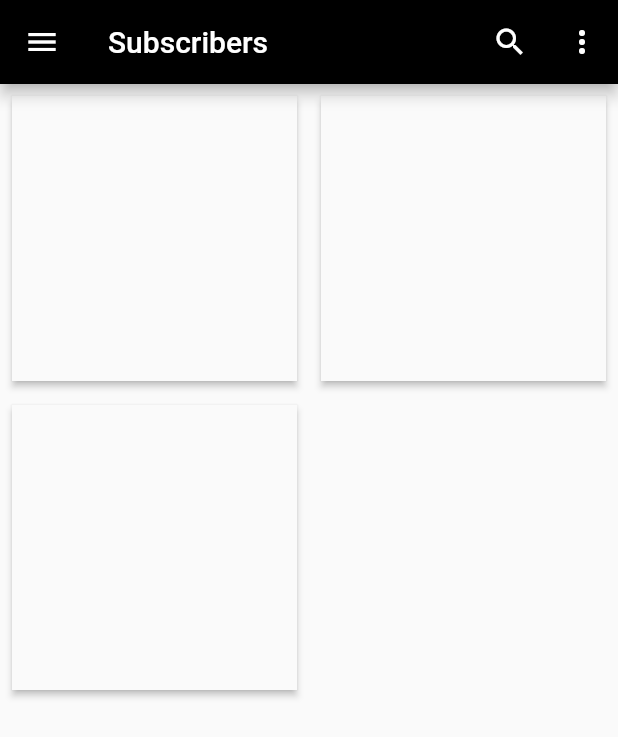
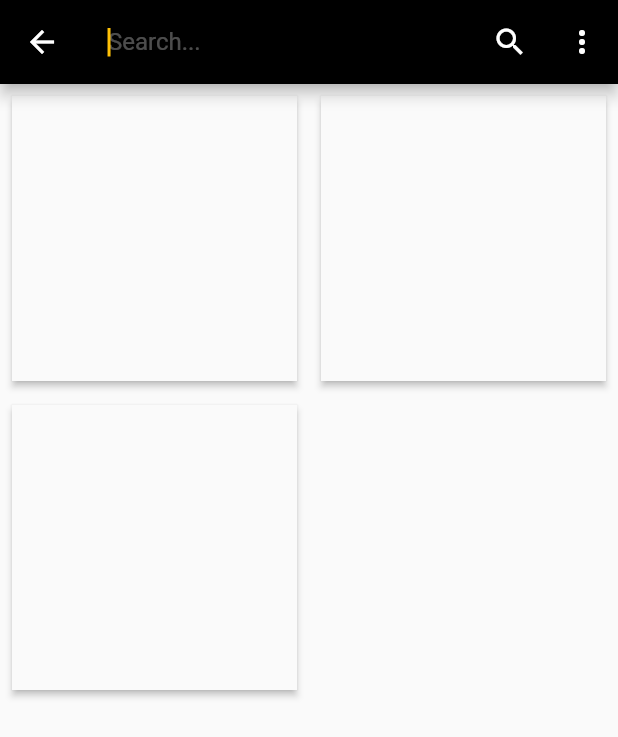
Before and after one commit to rharmalkar28/flutterApp, a Flutter app: the SubsList screen opened directly, on a phone screen of 412 x 824 dp. Shown: the top 737 px of the screen. Run offline on Flutter 3.47's test engine with Material 2 defaults, Android fonts, the phone set to English and light mode, and no system bars; our stand-ins replace cloud_firestore, firebase_auth; accounts and stored records are empty.

Commit message:
seach bar

```diff
--- a/first_app/lib/uiComponents/SubsList.dart
+++ b/first_app/lib/uiComponents/SubsList.dart
@@ -128,6 +128,7 @@ class SubsList extends StatelessWidget {
       appTitle: "Subscribers",
       showDrawer: true,
       showFAB: false,
+      isSearching: true,
       actionFirstIcon: Icons.search,
       bodyData: bodyData(),
     );
--- a/first_app/lib/uiComponents/common/CommonScaffold.dart
+++ b/first_app/lib/uiComponents/common/CommonScaffold.dart
@@ -1,3 +1,4 @@
+import 'dart:io';
 import 'package:flutter/material.dart';
 import 'package:first_app/common/staticData.dart';
 import 'package:first_app/uiComponents/common/CustomFloat.dart';
@@ -15,6 +16,7 @@ class CommonScaffold extends StatelessWidget {
   final floatingIcon;
   final centerDocked;
   final elevation;
+  final isSearching;
 
   CommonScaffold(
       {this.appTitle,
@@ -27,7 +29,8 @@ class CommonScaffold extends StatelessWidget {
       this.showBottomNav = false,
       this.centerDocked = false,
       this.floatingIcon,
-      this.elevation = 4.0});
+      this.elevation = 4.0,
+      this.isSearching = false});
 
   Widget myBottomBar() => new BottomAppBar(
         shape: CircularNotchedRectangle(),
@@ -81,6 +84,58 @@ class CommonScaffold extends StatelessWidget {
         ),
       );
 
+  //https://www.developerlibs.com/2018/06/flutter-apply-search-box-in-appbar.html
+  Widget _buildTitle(BuildContext context) {
+    var horizontalTitleAlignment =
+        Platform.isIOS ? CrossAxisAlignment.center : CrossAxisAlignment.start;
+
+    return new InkWell(
+      onTap: () => scaffoldKey.currentState.openDrawer(),
+      child: new Padding(
+        padding: const EdgeInsets.symmetric(horizontal: 12.0),
+        child: new Column(
+          mainAxisAlignment: MainAxisAlignment.center,
+          crossAxisAlignment: horizontalTitleAlignment,
+          children: <Widget>[
+            const Text('Seach box'),
+          ],
+        ),
+      ),
+    );
+  }
+
+  Widget _buildSearchField() {
+    return new TextField(
+      //controller: _searchQuery,
+      autofocus: true,
+      decoration: const InputDecoration(
+        hintText: 'Search...',
+        border: InputBorder.none,
+        hintStyle: const TextStyle(color: Colors.white30),
+      ),
+      style: const TextStyle(color: Colors.white, fontSize: 16.0),
+      //onChanged: updateSearchQuery,
+    );
+  }
+
+  List<Widget> _buildActions() {
+    // if (_isSearching) {
+    // }
+    return <Widget>[
+      SizedBox(
+        width: 5.0,
+      ),
+      IconButton(
+        onPressed: () {},
+        icon: Icon(actionFirstIcon),
+      ),
+      IconButton(
+        onPressed: () {},
+        icon: Icon(Icons.more_vert),
+      )
+    ];
+  }
+
   @override
   Widget build(BuildContext context) {
     return Scaffold(
@@ -89,20 +144,9 @@ class CommonScaffold extends StatelessWidget {
       appBar: AppBar(
         elevation: elevation,
         backgroundColor: Colors.black,
-        title: Text(appTitle),
-        actions: <Widget>[
-          SizedBox(
-            width: 5.0,
-          ),
-          IconButton(
-            onPressed: () {},
-            icon: Icon(actionFirstIcon),
-          ),
-          IconButton(
-            onPressed: () {},
-            icon: Icon(Icons.more_vert),
-          )
-        ],
+        leading: isSearching ? const BackButton() : null,
+        title: isSearching ? _buildSearchField() : _buildTitle(context), //Text(appTitle),
+        actions: _buildActions(),
       ),
       drawer: showDrawer ? CommonDrawer() : null,
       body: bodyData,
```
